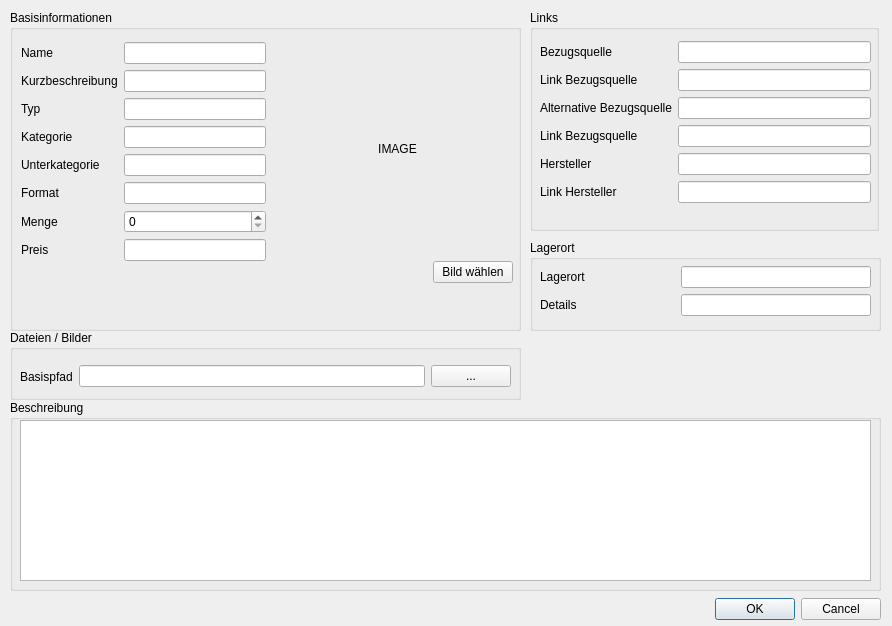
This is src/newpartdialog.ui in oddscured/Partorium as Qt 5 draws it before an edit. The edited form follows.
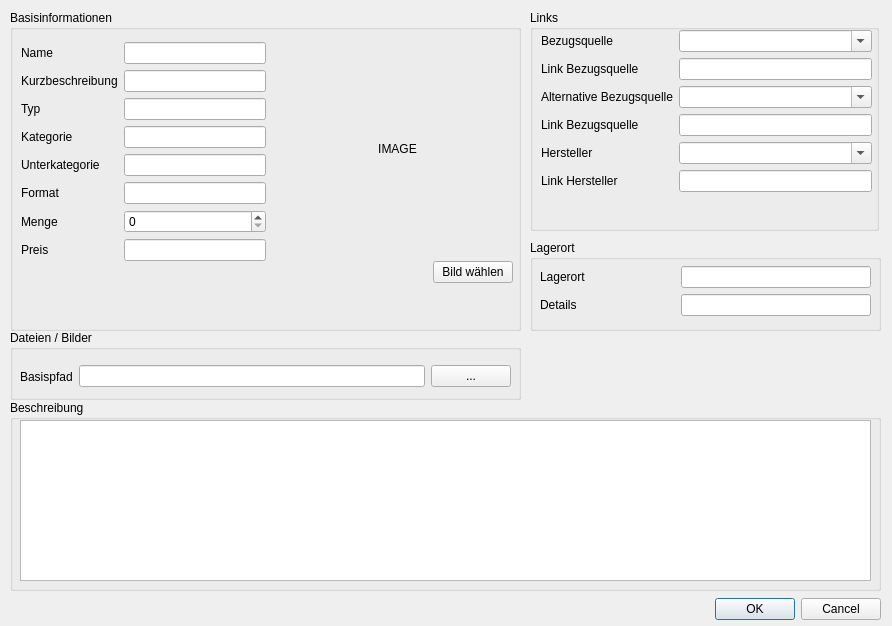
This is the edited form.

Commit message: +ComboBoxes instead of LineEdits, +single file display in lst_Files

Diff of the .ui file:
```diff
--- a/src/newpartdialog.ui
+++ b/src/newpartdialog.ui
@@ -214,13 +214,13 @@
    <property name="title">
     <string>Links</string>
    </property>
-   <widget class="QWidget" name="layoutWidget">
+   <widget class="QWidget" name="">
     <property name="geometry">
      <rect>
-      <x>10</x>
-      <y>31</y>
+      <x>11</x>
+      <y>20</y>
       <width>331</width>
-      <height>178</height>
+      <height>193</height>
      </rect>
     </property>
     <layout class="QFormLayout" name="formLayout">
@@ -238,7 +238,11 @@
       </widget>
      </item>
      <item row="0" column="1">
-      <widget class="QLineEdit" name="edt_Source"/>
+      <widget class="QComboBox" name="cbb_Source">
+       <property name="editable">
+        <bool>true</bool>
+       </property>
+      </widget>
      </item>
      <item row="1" column="0">
       <widget class="QLabel" name="lbl_Source_2">
@@ -258,7 +262,11 @@
       </widget>
      </item>
      <item row="2" column="1">
-      <widget class="QLineEdit" name="edt_AlternativeSource"/>
+      <widget class="QComboBox" name="cbb_AlternativeSource">
+       <property name="editable">
+        <bool>true</bool>
+       </property>
+      </widget>
      </item>
      <item row="3" column="0">
       <widget class="QLabel" name="lbl_Source_3">
@@ -278,7 +286,11 @@
       </widget>
      </item>
      <item row="4" column="1">
-      <widget class="QLineEdit" name="edt_Manufacturer"/>
+      <widget class="QComboBox" name="cbb_Manufacturer">
+       <property name="editable">
+        <bool>true</bool>
+       </property>
+      </widget>
      </item>
      <item row="5" column="0">
       <widget class="QLabel" name="lbl_Manufacturer_2">
```
The commit also changes 3 other files.
